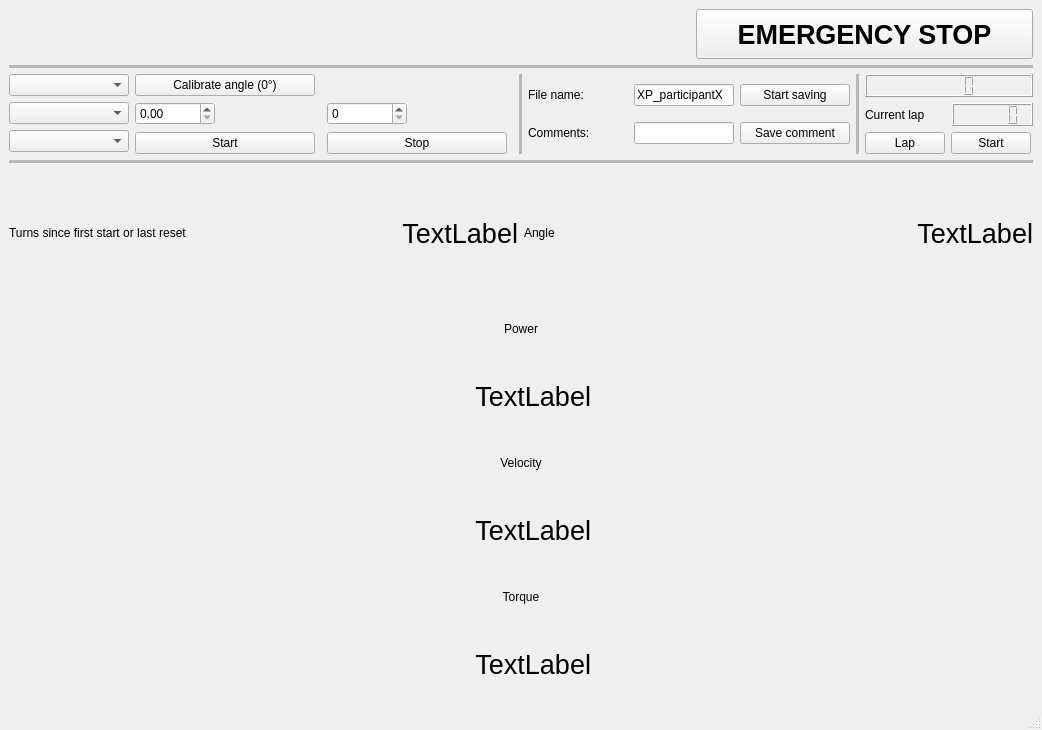
s2mLab/ControlOdrive, file ergocycle_gui.ui: the form before one commit.
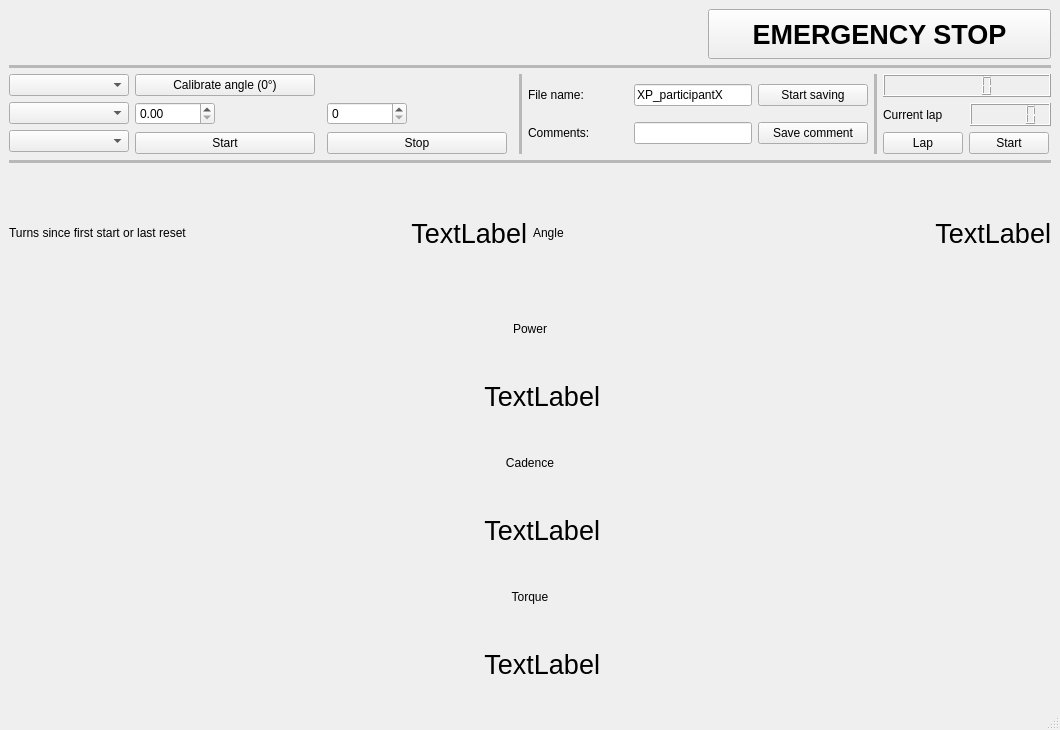
The form after the commit.

Patch:
```diff
--- a/ergocycle_gui.ui
+++ b/ergocycle_gui.ui
@@ -6,7 +6,7 @@
    <rect>
     <x>0</x>
     <y>0</y>
-    <width>1040</width>
+    <width>1060</width>
     <height>730</height>
    </rect>
   </property>
@@ -44,7 +44,7 @@
          </size>
         </property>
         <property name="text">
-         <string>Velocity</string>
+         <string>Cadence</string>
         </property>
         <property name="alignment">
          <set>Qt::AlignCenter</set>
```
Left out of the diff: 10 changed lines with no effect on the pictures.
